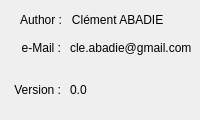
The window that Prusa_TCP_Client/authorinfos.ui (ClementAbadie/Prusa_TCP_Client) describes before a commit, drawn with Qt 5.
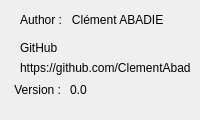
The same window after the commit.

Patch:
```diff
--- a/Prusa_TCP_Client/authorinfos.ui
+++ b/Prusa_TCP_Client/authorinfos.ui
@@ -60,7 +60,7 @@
     </rect>
    </property>
    <property name="text">
-    <string>e-Mail :</string>
+    <string>GitHub :</string>
    </property>
    <property name="alignment">
     <set>Qt::AlignRight|Qt::AlignTrailing|Qt::AlignVCenter</set>
@@ -75,14 +75,14 @@
   <widget class="QLabel" name="label_3">
    <property name="geometry">
     <rect>
-     <x>70</x>
-     <y>40</y>
-     <width>141</width>
+     <x>20</x>
+     <y>60</y>
+     <width>171</width>
      <height>16</height>
     </rect>
    </property>
    <property name="text">
-    <string>cle.abadie@gmail.com</string>
+    <string>https://github.com/ClementAbadie</string>
    </property>
    <property name="openExternalLinks">
     <bool>true</bool>
```
